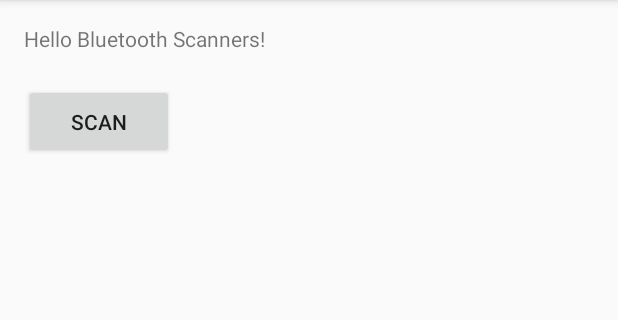
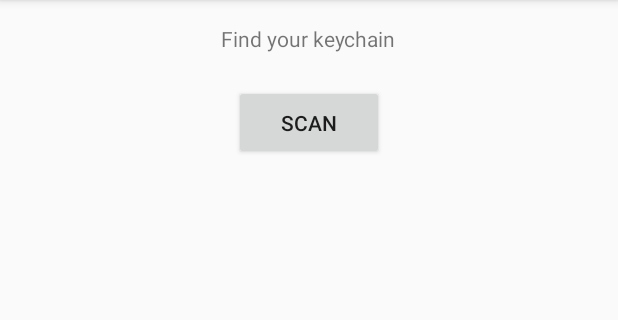
Before and after one commit to JojoFlower/ConnectedKeychain, an Android app: the screen it shows after launch (MainActivity), on a phone screen of 412 x 824 dp, the part 84-404 px from its top. Run offline under Robolectric (Android 15) with nearby library versions, the phone set to English and light mode, and no system bars.

Commit message:
Show RSSI

```diff
--- a/app/src/main/java/com/jojoflower/connectedkeychain/MainActivity.java
+++ b/app/src/main/java/com/jojoflower/connectedkeychain/MainActivity.java
@@ -41,17 +41,16 @@ public class MainActivity extends AppCompatActivity {
         super.onCreate(savedInstanceState);
         setContentView(R.layout.activity_main);
 
-        peripheralTextView = (TextView) findViewById(R.id.PeripheralTextView);
-        peripheralTextView.setMovementMethod(new ScrollingMovementMethod());
+        peripheralTextView = findViewById(R.id.PeripheralTextView);
 
-        startScanningButton = (Button) findViewById(R.id.StartScanButton);
+        startScanningButton = findViewById(R.id.StartScanButton);
         startScanningButton.setOnClickListener(new View.OnClickListener() {
             public void onClick(View v) {
                 startScanning();
             }
         });
 
-        stopScanningButton = (Button) findViewById(R.id.StopScanButton);
+        stopScanningButton = findViewById(R.id.StopScanButton);
         stopScanningButton.setOnClickListener(new View.OnClickListener() {
             public void onClick(View v) {
                 stopScanning();
@@ -89,13 +88,7 @@ public class MainActivity extends AppCompatActivity {
     private ScanCallback leScanCallback = new ScanCallback() {
         @Override
         public void onScanResult(int callbackType, ScanResult result) {
-            peripheralTextView.append("Device Name: " + result.getDevice().getName() + " rssi: " + result.getRssi() + "\n");
-
-            // auto scroll for text view
-            final int scrollAmount = peripheralTextView.getLayout().getLineTop(peripheralTextView.getLineCount()) - peripheralTextView.getHeight();
-            // if there is no need to scroll, scrollAmount will be <=0
-            if (scrollAmount > 0)
-                peripheralTextView.scrollTo(0, scrollAmount);
+            peripheralTextView.setText("Device Name: " + result.getDevice().getName() + "\n RSSI: " + result.getRssi() + "\n");
         }
     };
 
--- a/app/src/main/res/layout/activity_main.xml
+++ b/app/src/main/res/layout/activity_main.xml
@@ -10,30 +10,40 @@
     tools:context="com.jojoflower.connectedkeychain.MainActivity">
 
     <TextView
+        android:id="@+id/textView"
         android:layout_width="wrap_content"
         android:layout_height="wrap_content"
-        android:text="Hello Bluetooth Scanners!" />
+        android:layout_alignParentTop="true"
+        android:layout_centerHorizontal="true"
+        android:text="Find your keychain" />
 
     <Button
+        android:id="@+id/StartScanButton"
         android:layout_width="100dp"
         android:layout_height="50dp"
-        android:text="Scan"
-        android:id="@+id/StartScanButton"
-        android:layout_marginTop="40dp"/>
+        android:layout_below="@+id/textView"
+        android:layout_centerHorizontal="true"
+        android:layout_marginTop="21dp"
+        android:text="Scan" />
 
     <Button
+        android:id="@+id/StopScanButton"
         android:layout_width="wrap_content"
         android:layout_height="50dp"
-        android:text="Stop Scanning"
-        android:id="@+id/StopScanButton"
-        android:layout_marginTop="40dp"/>
+        android:layout_alignBaseline="@+id/StartScanButton"
+        android:layout_alignBottom="@+id/StartScanButton"
+        android:layout_centerHorizontal="true"
+        android:text="Stop Scanning" />
 
     <TextView
+        android:id="@+id/PeripheralTextView"
         android:layout_width="match_parent"
-        android:layout_height="match_parent"
-        android:layout_marginTop="100dp"
-        android:id="@+id/PeripheralTextView"
+        android:layout_height="wrap_content"
+        android:layout_alignParentStart="true"
+        android:layout_below="@+id/StartScanButton"
+        android:layout_marginTop="16dp"
+        android:maxLines="30"
         android:scrollbars="vertical"
-        android:maxLines="30" />
+        android:textAlignment="center" />
 
 </RelativeLayout>
```
